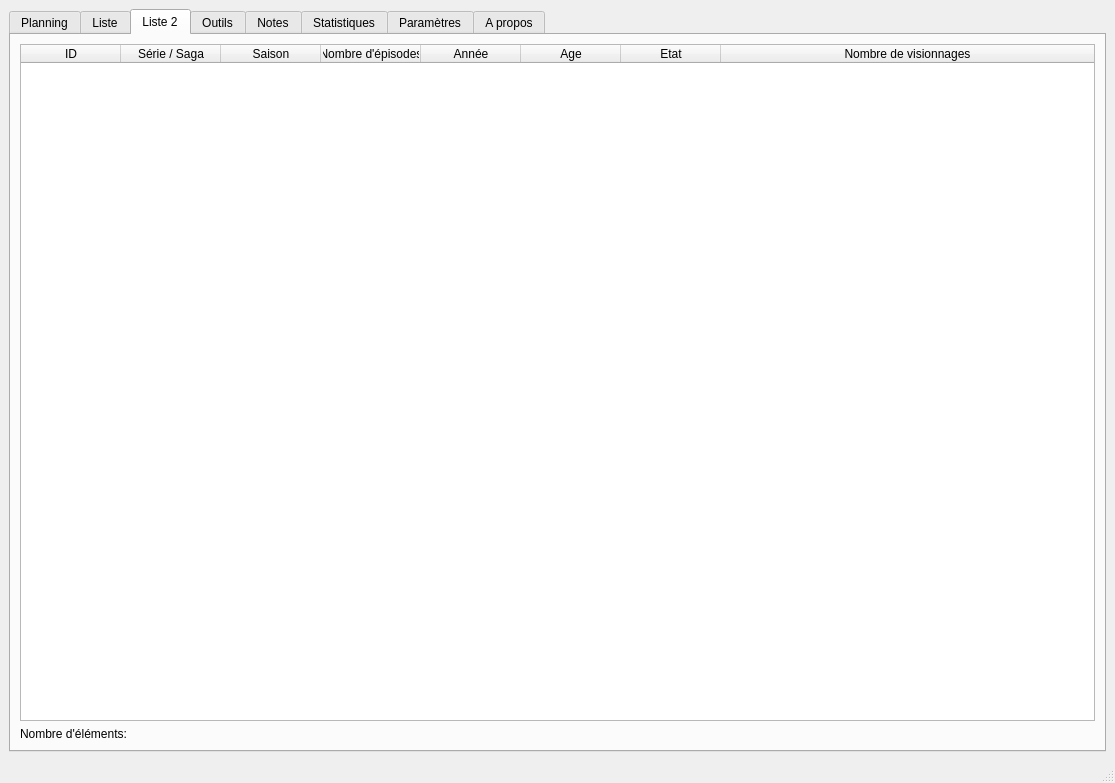
Above: ressources/MainWindow.ui from seigneurfuo/MyAnimeManager2 before the change. Below: the same form after it.
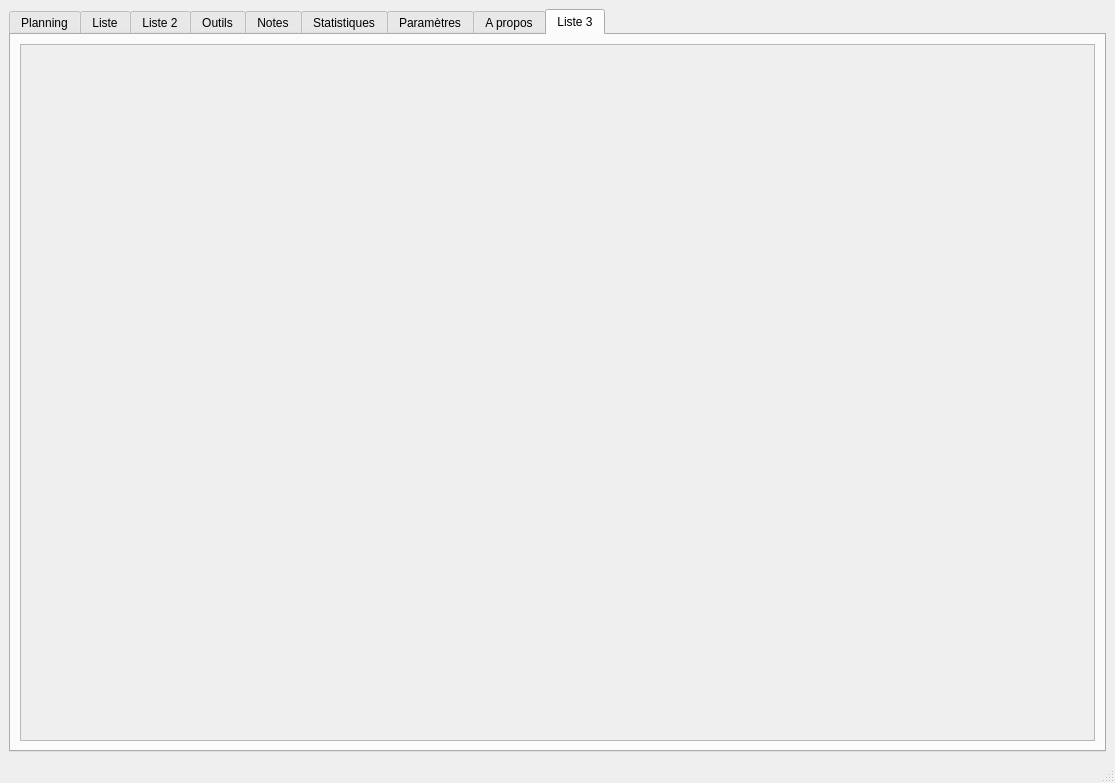
That is the form after the change. Icons and pictures are not drawn.

Commit message: Modification et mise en place d'une classe pour gérer les covers dans la liste3.

What changed in the file:
```diff
--- a/ressources/MainWindow.ui
+++ b/ressources/MainWindow.ui
@@ -25,7 +25,7 @@
        <enum>QTabWidget::Rounded</enum>
       </property>
       <property name="currentIndex">
-       <number>2</number>
+       <number>8</number>
       </property>
       <property name="elideMode">
        <enum>Qt::ElideNone</enum>
@@ -2365,6 +2365,35 @@
         </layout>
        </widget>
       </widget>
+      <widget class="QWidget" name="tab_9">
+       <attribute name="title">
+        <string>Liste 3</string>
+       </attribute>
+       <layout class="QGridLayout" name="gridLayout_14">
+        <item row="0" column="0">
+         <widget class="QScrollArea" name="scrollArea_2">
+          <property name="widgetResizable">
+           <bool>true</bool>
+          </property>
+          <widget class="QWidget" name="scrollAreaWidgetContents_2">
+           <property name="geometry">
+            <rect>
+             <x>0</x>
+             <y>0</y>
+             <width>1063</width>
+             <height>654</height>
+            </rect>
+           </property>
+           <layout class="QGridLayout" name="gridLayout_16">
+            <item row="0" column="0">
+             <layout class="QGridLayout" name="gridLayout_15"/>
+            </item>
+           </layout>
+          </widget>
+         </widget>
+        </item>
+       </layout>
+      </widget>
      </widget>
     </item>
    </layout>
```
Left out of the diff: 4 changed lines with no effect on the pictures. The commit also changes 4 other files.
